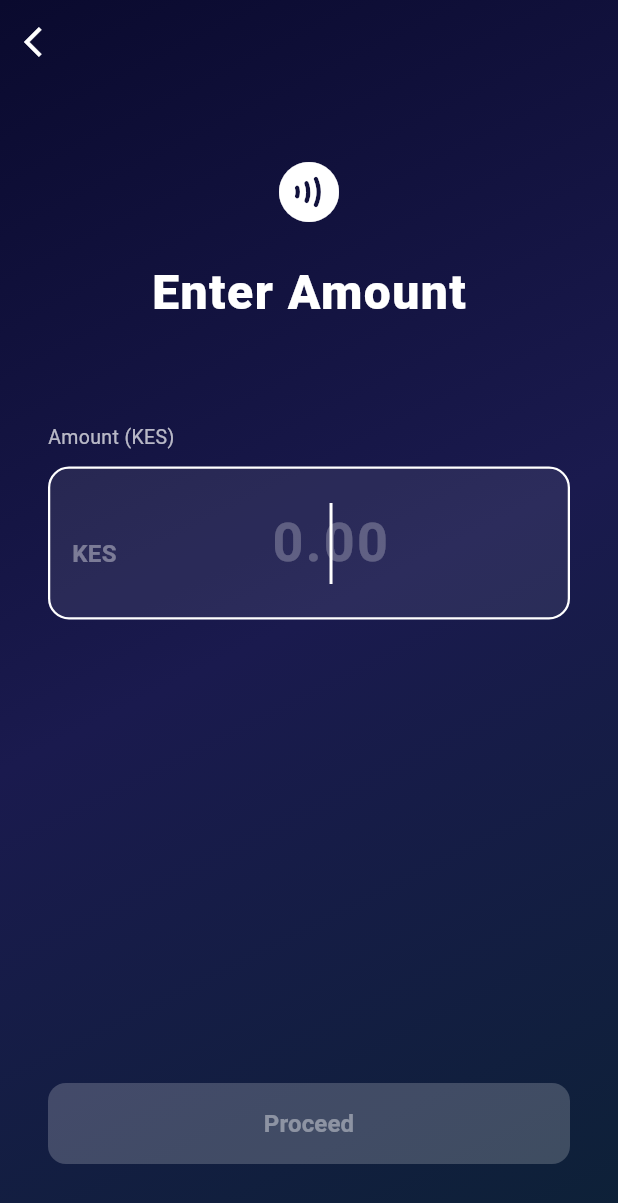
After one commit to kambaikariuki/nfc_app, a Flutter app: the EnterAmountScreen screen opened directly, on a phone screen of 412 x 824 dp. The commit adds this screen. Shown: the top 1203 px of the screen. Run offline on Flutter 3.47's test engine with Material 3 defaults, Android fonts, the phone set to English and light mode, and no system bars; our stand-ins replace shared_preferences; missing offline and left inert: flutter_nfc_kit; accounts and stored records are empty; Roboto replaces fonts that are missing (Poppins).

Commit message:
Added payment screens and card reading screen

```diff
--- a/lib/main.dart
+++ b/lib/main.dart
@@ -1,6 +1,4 @@
 import 'package:flutter/material.dart';
-import 'package:nfc_app/screens/auth/log_in.dart';
-import 'package:nfc_app/screens/connection_test_screen.dart';
 import 'package:nfc_app/screens/splash_screen.dart';
 
 void main() {
--- /dev/null
+++ b/lib/screens/enter_amount.dart
@@ -0,0 +1,249 @@
+import 'package:flutter/material.dart';
+import 'package:flutter/services.dart';
+import 'package:nfc_app/screens/nfc_read_screen.dart'; // adjust path
+
+class EnterAmountScreen extends StatefulWidget {
+  const EnterAmountScreen({super.key});
+
+  @override
+  State<EnterAmountScreen> createState() => _EnterAmountScreenState();
+}
+
+class _EnterAmountScreenState extends State<EnterAmountScreen>
+    with SingleTickerProviderStateMixin {
+  final _amountController = TextEditingController();
+  bool _isValid = false;
+
+  late AnimationController _controller;
+  late Animation<double> _titleFade;
+  late Animation<double> _inputFade;
+  late Animation<double> _buttonFade;
+
+  @override
+  void initState() {
+    super.initState();
+
+    _amountController.addListener(() {
+      final text = _amountController.text.trim();
+      final value = double.tryParse(text);
+      setState(() => _isValid = value != null && value > 0);
+    });
+
+    _controller = AnimationController(
+      vsync: this,
+      duration: const Duration(milliseconds: 100),
+    );
+
+    _titleFade = CurvedAnimation(
+      parent: _controller,
+      curve: const Interval(0.0, 0.35, curve: Curves.easeIn),
+    );
+    _inputFade = CurvedAnimation(
+      parent: _controller,
+      curve: const Interval(0.25, 0.6, curve: Curves.easeIn),
+    );
+    _buttonFade = CurvedAnimation(
+      parent: _controller,
+      curve: const Interval(0.55, 1.0, curve: Curves.easeIn),
+    );
+
+    _controller.forward();
+  }
+
+  @override
+  void dispose() {
+    _controller.dispose();
+    _amountController.dispose();
+    super.dispose();
+  }
+
+  void _proceed() {
+    final amount = double.parse(_amountController.text.trim());
+    Navigator.push(
+      context,
+      MaterialPageRoute(
+        builder: (_) => NfcReadScreen(amount: amount),
+      ),
+    );
+  }
+
+  @override
+  Widget build(BuildContext context) {
+    return Scaffold(
+      extendBodyBehindAppBar: true,
+      appBar: AppBar(
+        backgroundColor: Colors.transparent,
+        elevation: 0,
+        leading: IconButton(
+          icon: const Icon(Icons.arrow_back_ios, color: Colors.white),
+          onPressed: () => Navigator.pop(context),
+        ),
+      ),
+      body: Stack(
+        fit: StackFit.expand,
+        children: [
+           Container(
+      decoration: const BoxDecoration(
+        gradient: LinearGradient(
+          begin: Alignment.topLeft,
+          end: Alignment.bottomRight,
+          colors: [
+            Color(0xFF0A0A2E),
+            Color(0xFF1A1A4E),
+            Color(0xFF0D2137),
+          ],
+        ),
+      ),
+    ),
+          // Content
+          SafeArea(
+            child: Padding(
+              padding: const EdgeInsets.symmetric(horizontal: 32.0),
+              child: Column(
+                crossAxisAlignment: CrossAxisAlignment.center,
+                children: [
+                  const SizedBox(height: 48),
+
+                  // Title block
+                  FadeTransition(
+                    opacity: _titleFade,
+                    child: const Column(
+                      children: [
+                        Icon(
+                          Icons.contactless_rounded,
+                          color: Colors.white,
+                          size: 48,
+                        ),
+                        SizedBox(height: 20),
+                        Text(
+                          'Enter Amount',
+                          style: TextStyle(
+                            fontFamily: 'Poppins',
+                            fontSize: 32,
+                            fontWeight: FontWeight.w800,
+                            color: Colors.white,
+                            letterSpacing: 1.0,
+                          ),
+                        ),
+                        SizedBox(height: 8),
+                      ],
+                    ),
+                  ),
+
+                  const SizedBox(height: 56),
+
+                  // Amount input
+                  FadeTransition(
+                    opacity: _inputFade,
+                    child: Column(
+                      crossAxisAlignment: CrossAxisAlignment.start,
+                      children: [
+                        const Text(
+                          'Amount (KES)',
+                          style: TextStyle(
+                            color: Colors.white70,
+                            fontSize: 13,
+                            fontFamily: 'Poppins',
+                          ),
+                        ),
+                        const SizedBox(height: 10),
+                        TextField(
+                          controller: _amountController,
+                          keyboardType: const TextInputType.numberWithOptions(
+                              decimal: true),
+                          inputFormatters: [
+                            FilteringTextInputFormatter.allow(
+                                RegExp(r'^\d+\.?\d{0,2}')),
+                          ],
+                          style: const TextStyle(
+                            color: Colors.white,
+                            fontSize: 36,
+                            fontWeight: FontWeight.w700,
+                            letterSpacing: 1.5,
+                          ),
+                          textAlign: TextAlign.center,
+                          cursorColor: Colors.white,
+                          decoration: InputDecoration(
+                            hintText: '0.00',
+                            hintStyle: TextStyle(
+                              color: Colors.white.withValues(alpha: 0.25),
+                              fontSize: 36,
+                              fontWeight: FontWeight.w700,
+                            ),
+                            prefixIcon: const Padding(
+                              padding: EdgeInsets.only(left: 16, top: 14),
+                              child: Text(
+                                'KES',
+                                style: TextStyle(
+                                  color: Colors.white38,
+                                  fontSize: 16,
+                                  fontWeight: FontWeight.w600,
+                                ),
+                              ),
+                            ),
+                            prefixIconConstraints: const BoxConstraints(),
+                            enabledBorder: OutlineInputBorder(
+                              borderRadius: BorderRadius.circular(14),
+                              borderSide:
+                                  const BorderSide(color: Colors.white24),
+                            ),
+                            focusedBorder: OutlineInputBorder(
+                              borderRadius: BorderRadius.circular(14),
+                              borderSide: const BorderSide(
+                                  color: Colors.white, width: 1.5),
+                            ),
+                            filled: true,
+                            fillColor: Colors.white.withValues(alpha: 0.08),
+                            contentPadding: const EdgeInsets.symmetric(
+                                vertical: 24, horizontal: 16),
+                          ),
+                          autofocus: true,
+                        ),
+                      ],
+                    ),
+                  ),
+
+                  const Spacer(),
+
+                  // Proceed button
+                  FadeTransition(
+                    opacity: _buttonFade,
+                    child: Padding(
+                      padding: const EdgeInsets.only(bottom: 48.0),
+                      child: SizedBox(
+                        width: double.infinity,
+                        height: 54,
+                        child: ElevatedButton(
+                          onPressed: _isValid ? _proceed : null,
+                          style: ElevatedButton.styleFrom(
+                            backgroundColor: Colors.white,
+                            foregroundColor: Colors.black,
+                            disabledBackgroundColor:
+                                Colors.white.withValues(alpha: 0.2),
+                            disabledForegroundColor:
+                                Colors.white.withValues(alpha: 0.4),
+                            shape: RoundedRectangleBorder(
+                              borderRadius: BorderRadius.circular(12),
+                            ),
+                            elevation: 0,
+                          ),
+                          child: const Text(
+                            'Proceed',
+                            style: TextStyle(
+                              fontSize: 16,
+                              fontWeight: FontWeight.w600,
+                            ),
+                          ),
+                        ),
+                      ),
+                    ),
+                  ),
+                ],
+              ),
+            ),
+          ),
+        ],
+      ),
+    );
+  }
+}
```
Also changed, not shown: lib/screens/nfc_read_screen.dart (added, +251 -0 lines), lib/screens/operator_home.dart (+24 -59 lines), lib/screens/passenger_home.dart (+32 -59 lines), lib/screens/profile.dart (+1 -33 lines), lib/services/nfc_service.dart (added, +15 -0 lines), 1 other file.
